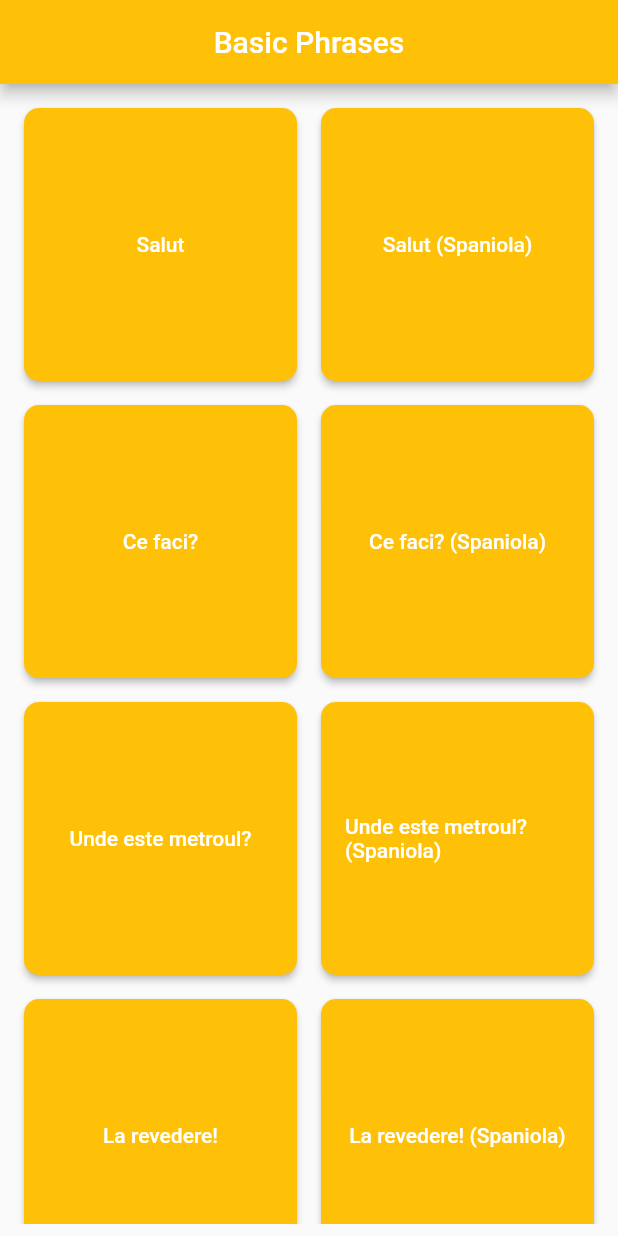
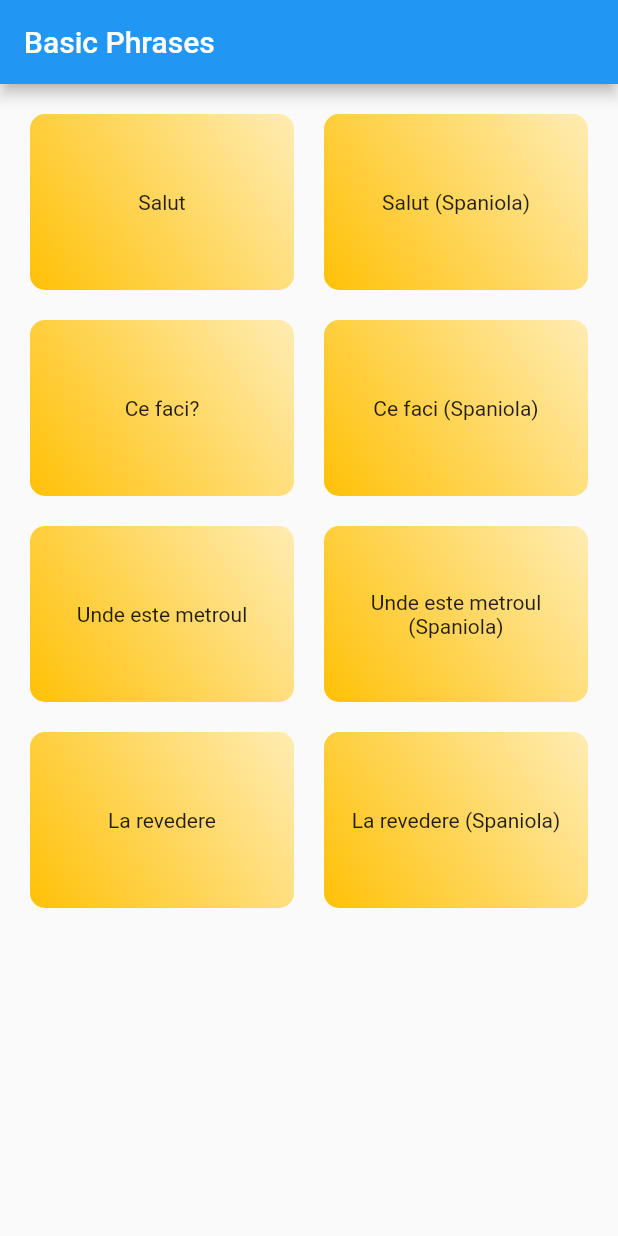
Before and after one commit to cr3atyve/basic_phrases, a Flutter app: the screen it shows after launch, on a phone screen of 412 x 824 dp. Run offline on Flutter 3.47's test engine with Material 2 defaults, Android fonts, the phone set to English and light mode, and no system bars; our stand-ins replace flutter_tts.

Commit message:
GridView.builder

```diff
--- a/lib/main.dart
+++ b/lib/main.dart
@@ -1,45 +1,43 @@
+import 'dart:ui';
 import 'package:flutter/cupertino.dart';
 import 'package:flutter/material.dart';
 import 'package:flutter_tts/flutter_tts.dart';
 
-void main() => runApp(const App());
+void main() {
+  runApp(const BasicPhrases());
+}
 
-class App extends StatelessWidget {
-  const App({Key? key}) : super(key: key);
+class BasicPhrases extends StatelessWidget {
+  const BasicPhrases({Key? key}) : super(key: key);
 
   @override
   Widget build(BuildContext context) {
-    return MaterialApp(
+    return const MaterialApp(
       debugShowCheckedModeBanner: false,
-      home: Scaffold(
-        appBar: AppBar(
-          backgroundColor: Colors.amber,
-          centerTitle: true,
-          title: const Text('Basic Phrases'),
-        ),
-        body: const MyApp(),
-      ),
+      home: BasicPhrasesSts(),
     );
   }
 }
 
-class MyApp extends StatefulWidget {
-  const MyApp({Key? key}) : super(key: key);
+class BasicPhrasesSts extends StatefulWidget {
+  const BasicPhrasesSts({Key? key}) : super(key: key);
 
   @override
-  State<MyApp> createState() => _MyAppState();
+  _BasicPhrasesStsState createState() => _BasicPhrasesStsState();
 }
 
-class _MyAppState extends State<MyApp> {
+class _BasicPhrasesStsState extends State<BasicPhrasesSts> {
   final FlutterTts flutterTts = FlutterTts();
-
-  final ButtonStyle _buttonStyle = ElevatedButton.styleFrom(
-    primary: Colors.amber,
-    alignment: Alignment.center,
-    shape: RoundedRectangleBorder(
-      borderRadius: BorderRadius.circular(10.0),
-    ),
-  );
+  var myText = [
+    {'id': 0, 'name': 'Salut', 'text': 'Salut'},
+    {'id': 1, 'name': 'Salut (Spaniola)', 'text': 'Hola'},
+    {'id': 2, 'name': 'Ce faci?', 'text': 'Ce faci?'},
+    {'id': 3, 'name': 'Ce faci (Spaniola)', 'text': 'Como estas?'},
+    {'id': 4, 'name': 'Unde este metroul', 'text': 'Unde este metroul'},
+    {'id': 5, 'name': 'Unde este metroul (Spaniola)', 'text': 'Donde esta el metro?'},
+    {'id': 6, 'name': 'La revedere', 'text': 'La revedere'},
+    {'id': 7, 'name': 'La revedere (Spaniola)', 'text': 'Hasta la vista Beiby'}
+  ];
 
   @override
   Widget build(BuildContext context) {
@@ -60,96 +58,36 @@ class _MyAppState extends State<MyApp> {
       await flutterTts.speak(text);
     }
 
-    return Padding(
-      padding: const EdgeInsets.all(8.0),
-      child: Container(
-        alignment: Alignment.center,
-        child: GridView.count(
-          crossAxisCount: 2,
-          children: <Widget>[
-            Padding(
-              padding: const EdgeInsets.symmetric(vertical: 8.0, horizontal: 8),
-              child: ElevatedButton(
-                onPressed: () {
-                  _speak('ro', 'Salut');
-                },
-                child: const Text('Salut'),
-                style: _buttonStyle,
+    return Scaffold(
+      appBar: AppBar(
+        title: const Text('Basic Phrases'),
+      ),
+      body: GridView.builder(
+          padding: const EdgeInsets.all(20),
+          gridDelegate: const SliverGridDelegateWithMaxCrossAxisExtent(
+              maxCrossAxisExtent: 200, childAspectRatio: 3 / 2, crossAxisSpacing: 20, mainAxisSpacing: 20),
+          itemCount: myText.length,
+          itemBuilder: (BuildContext ctx, index) {
+            return GestureDetector(
+              child: Container(
+                alignment: Alignment.center,
+                child: Text(
+                  myText[index]["name"],
+                  textAlign: TextAlign.center,
+                ),
+                decoration: BoxDecoration(
+                  gradient: LinearGradient(
+                      begin: Alignment.bottomLeft,
+                      end: Alignment.topRight,
+                      colors: [Colors.amber, Colors.amber.shade100]),
+                  borderRadius: BorderRadius.circular(10),
+                ),
               ),
-            ),
-            Padding(
-              padding: const EdgeInsets.symmetric(vertical: 8.0, horizontal: 8),
-              child: ElevatedButton(
-                onPressed: () {
-                  _speak('es', 'Hola');
-                },
-                child: const Text('Salut (Spaniola)'),
-                style: _buttonStyle,
-              ),
-            ),
-            Padding(
-              padding: const EdgeInsets.symmetric(vertical: 8.0, horizontal: 8),
-              child: ElevatedButton(
-                onPressed: () {
-                  _speak('ro', 'Ce faci?');
-                },
-                child: const Text('Ce faci?'),
-                style: _buttonStyle,
-              ),
-            ),
-            Padding(
-              padding: const EdgeInsets.symmetric(vertical: 8.0, horizontal: 8),
-              child: ElevatedButton(
-                onPressed: () {
-                  _speak('es', 'Que tal?');
-                },
-                child: const Text('Ce faci? (Spaniola)'),
-                style: _buttonStyle,
-              ),
-            ),
-            Padding(
-              padding: const EdgeInsets.symmetric(vertical: 8.0, horizontal: 8),
-              child: ElevatedButton(
-                onPressed: () {
-                  _speak('ro', 'Unde este metroul?');
-                },
-                child: const Text('Unde este metroul?'),
-                style: _buttonStyle,
-              ),
-            ),
-            Padding(
-              padding: const EdgeInsets.symmetric(vertical: 8.0, horizontal: 8),
-              child: ElevatedButton(
-                onPressed: () {
-                  _speak('es', 'Dónde está el metro?');
-                },
-                child: const Text('Unde este metroul? (Spaniola)'),
-                style: _buttonStyle,
-              ),
-            ),
-            Padding(
-              padding: const EdgeInsets.symmetric(vertical: 8.0, horizontal: 8),
-              child: ElevatedButton(
-                onPressed: () {
-                  _speak('ro', 'La revedere!');
-                },
-                child: const Text('La revedere!'),
-                style: _buttonStyle,
-              ),
-            ),
-            Padding(
-              padding: const EdgeInsets.symmetric(vertical: 8.0, horizontal: 8),
-              child: ElevatedButton(
-                onPressed: () {
-                  _speak('es', 'Hasta la vista beiby!');
-                },
-                child: const Text('La revedere! (Spaniola)'),
-                style: _buttonStyle,
-              ),
-            ),
-          ],
-        ),
-      ),
+              onTap: () {
+                index.isEven ? _speak('ro', myText[index]["text"]) : _speak('es', myText[index]["text"]);
+              },
+            );
+          }),
     );
   }
 }
```
Also changed, not shown: analysis_options.yaml (+235 -24 lines).
